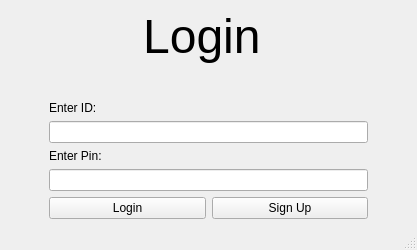
israelBlackyb/IETMCS106.2, file IsraelEthanTaehgCS106point2/loginpage.ui: the form before one commit.
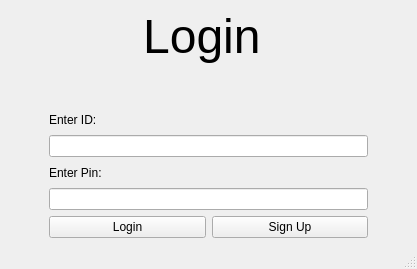
The form after the commit.

```diff
--- a/IsraelEthanTaehgCS106point2/loginpage.ui
+++ b/IsraelEthanTaehgCS106point2/loginpage.ui
@@ -7,7 +7,7 @@
     <x>0</x>
     <y>0</y>
     <width>417</width>
-    <height>250</height>
+    <height>269</height>
    </rect>
   </property>
   <property name="windowTitle">
```
Left out of the diff: 6 changed lines with no effect on the pictures.
